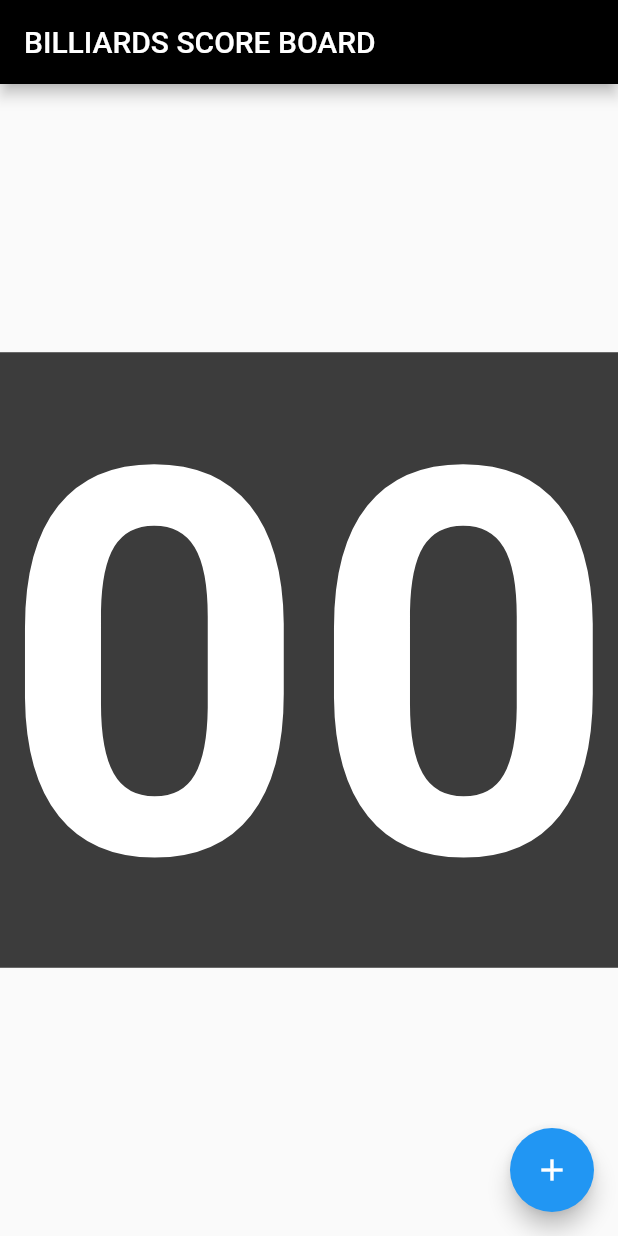
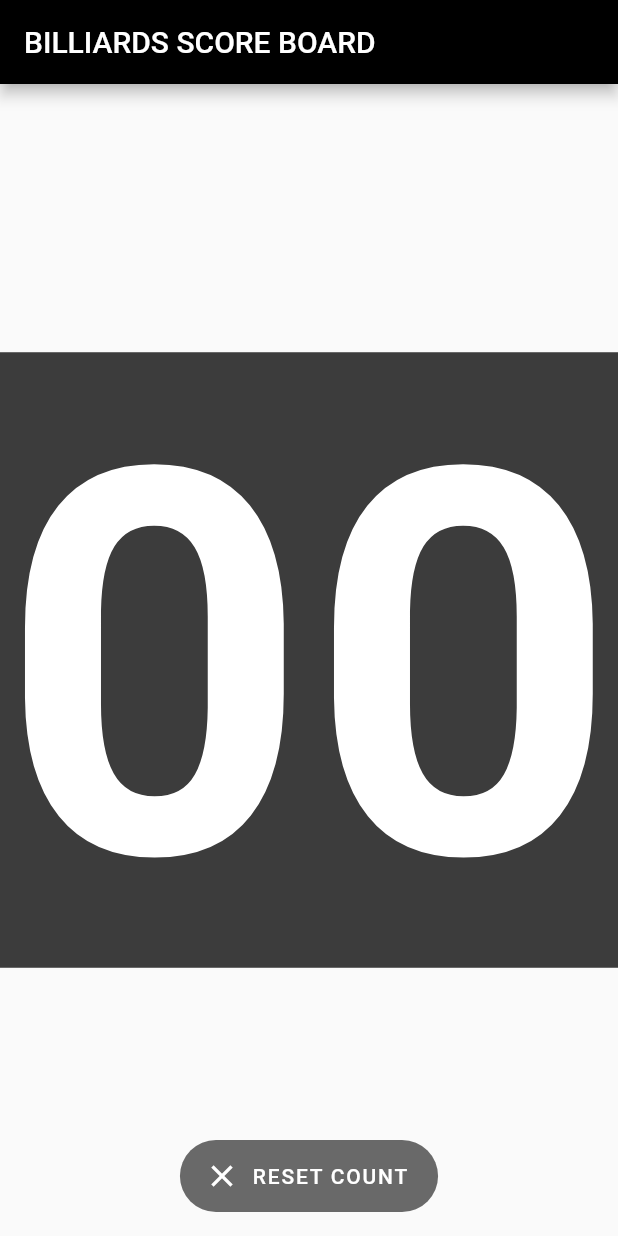
Before and after one commit to sohismyson/billiards_score, a Flutter app: the screen it shows after launch, on a phone screen of 412 x 824 dp. Run offline on Flutter 3.47's test engine with Material 2 defaults, Android fonts, the phone set to English and light mode, and no system bars.

Commit message:
ゲームカウントをリセットできるようにした

```diff
--- a/lib/main.dart
+++ b/lib/main.dart
@@ -106,11 +106,15 @@ class _MyHomePageState extends State<MyHomePage> {
           ],
         ),
       ),
-      floatingActionButton: FloatingActionButton(
+      floatingActionButton: FloatingActionButton.extended(
         onPressed: _scoreReseter,
         tooltip: 'Increment',
-        child: Icon(Icons.add),
-      ), // This trailing comma makes auto-formatting nicer for build methods.
+        label: Text('RESET COUNT'),
+        icon: Icon(Icons.clear),
+        backgroundColor: Color(0xFF696969),
+        elevation: 0.0,
+      ),
+      floatingActionButtonLocation: FloatingActionButtonLocation.centerFloat,
     );
   }
 }
```
